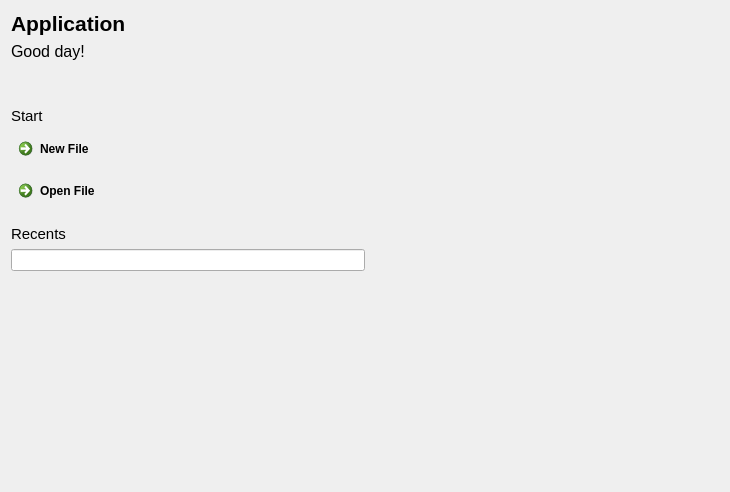
Before: the Qt Designer form NickvisionApplication/UI/Views/HomePage.ui in NickvisionApps/Application, drawn with Qt 5.
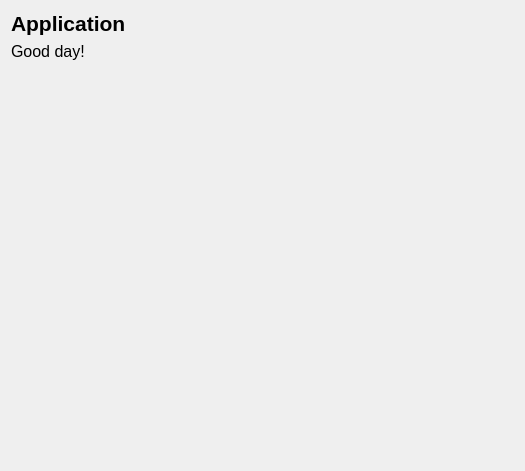
After: the same form once the commit is applied. Icons and pictures are not drawn.

The edit to the form file:
```diff
--- a/NickvisionApplication/UI/Views/HomePage.ui
+++ b/NickvisionApplication/UI/Views/HomePage.ui
@@ -6,8 +6,8 @@
    <rect>
     <x>0</x>
     <y>0</y>
-    <width>730</width>
-    <height>492</height>
+    <width>525</width>
+    <height>471</height>
    </rect>
   </property>
   <property name="windowTitle">
@@ -44,107 +44,6 @@
        </property>
       </widget>
      </item>
-     <item>
-      <spacer name="verticalSpacer_4">
-       <property name="orientation">
-        <enum>Qt::Vertical</enum>
-       </property>
-       <property name="sizeType">
-        <enum>QSizePolicy::Fixed</enum>
-       </property>
-       <property name="sizeHint" stdset="0">
-        <size>
-         <width>20</width>
-         <height>40</height>
-        </size>
-       </property>
-      </spacer>
-     </item>
-     <item>
-      <layout class="QHBoxLayout" name="horizontalLayout">
-       <item>
-        <layout class="QVBoxLayout" name="verticalLayout_2">
-         <item>
-          <widget class="QLabel" name="lblStart">
-           <property name="font">
-            <font>
-             <pointsize>11</pointsize>
-            </font>
-           </property>
-           <property name="text">
-            <string>Start</string>
-           </property>
-          </widget>
-         </item>
-         <item>
-          <widget class="QCommandLinkButton" name="btnNewFile">
-           <property name="text">
-            <string>New File</string>
-           </property>
-           <property name="icon">
-            <iconset resource="../../resources.qrc">
-             <normaloff>:/Resources/NewFile.png</normaloff>:/Resources/NewFile.png</iconset>
-           </property>
-           <property name="iconSize">
-            <size>
-             <width>20</width>
-             <height>20</height>
-            </size>
-           </property>
-          </widget>
-         </item>
-         <item>
-          <widget class="QCommandLinkButton" name="btnOpenFile">
-           <property name="text">
-            <string>Open File</string>
-           </property>
-           <property name="icon">
-            <iconset resource="../../resources.qrc">
-             <normaloff>:/Resources/OpenFile.png</normaloff>:/Resources/OpenFile.png</iconset>
-           </property>
-           <property name="iconSize">
-            <size>
-             <width>20</width>
-             <height>20</height>
-            </size>
-           </property>
-          </widget>
-         </item>
-         <item>
-          <spacer name="verticalSpacer_6">
-           <property name="orientation">
-            <enum>Qt::Vertical</enum>
-           </property>
-           <property name="sizeType">
-            <enum>QSizePolicy::Fixed</enum>
-           </property>
-           <property name="sizeHint" stdset="0">
-            <size>
-             <width>20</width>
-             <height>10</height>
-            </size>
-           </property>
-          </spacer>
-         </item>
-         <item>
-          <widget class="QLabel" name="lblRecents">
-           <property name="font">
-            <font>
-             <pointsize>11</pointsize>
-            </font>
-           </property>
-           <property name="text">
-            <string>Recents</string>
-           </property>
-          </widget>
-         </item>
-         <item>
-          <widget class="QLineEdit" name="lineEdit"/>
-         </item>
-        </layout>
-       </item>
-      </layout>
-     </item>
      <item>
       <spacer name="verticalSpacer_5">
        <property name="orientation">
@@ -170,8 +69,8 @@
      </property>
      <property name="sizeHint" stdset="0">
       <size>
-       <width>200</width>
-       <height>20</height>
+       <width>0</width>
+       <height>0</height>
       </size>
      </property>
     </spacer>
```
Left out of the diff: 3 changed lines with no effect on the pictures.
